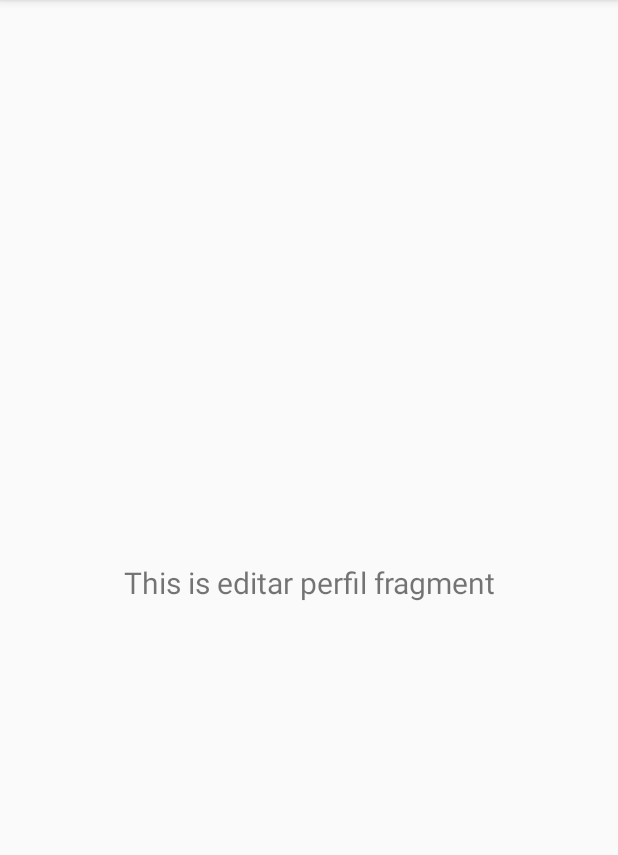
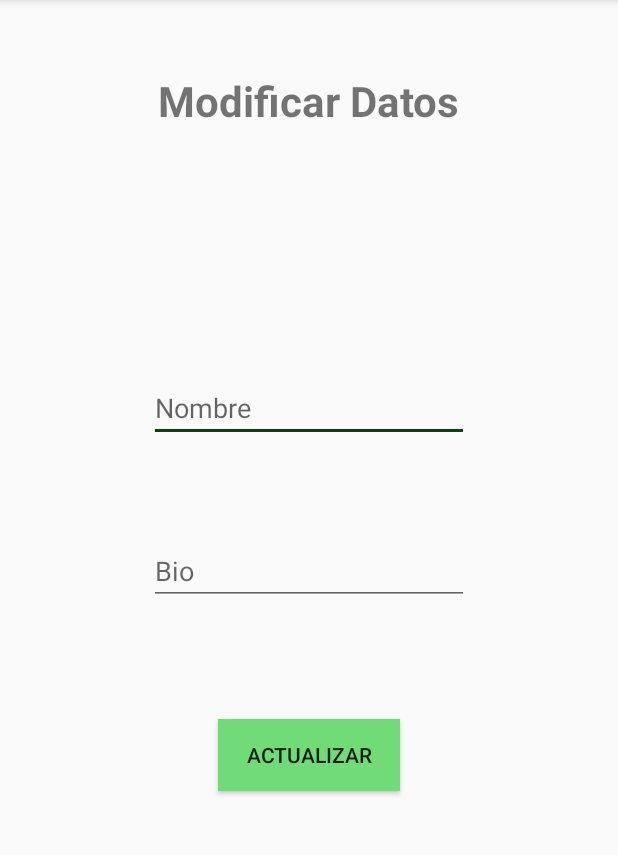
Before and after one commit to IETI-Starsoft/Matchmaking-Android, an Android app: the fragment EditarPerfilFragment shown on its own in the app's theme, on a phone screen of 412 x 824 dp, the part 84-939 px from its top. Run offline under Robolectric (Android 15) with nearby library versions, the phone set to English and light mode, and no system bars; 3 statements that could not run were skipped.

Commit message:
:construction: Edit profile fragment

```diff
--- a/app/src/main/java/edu/escuelaing/matchmaking/network/services/UserService.java
+++ b/app/src/main/java/edu/escuelaing/matchmaking/network/services/UserService.java
@@ -2,7 +2,10 @@ package edu.escuelaing.matchmaking.network.services;
 
 import edu.escuelaing.matchmaking.pojo.User;
 import retrofit2.Call;
+import retrofit2.http.Body;
 import retrofit2.http.GET;
+import retrofit2.http.POST;
+import retrofit2.http.PUT;
 import retrofit2.http.Path;
 
 public interface UserService {
@@ -10,4 +13,7 @@ public interface UserService {
     @GET("api/users/email/{userEmail}")
     Call<User> getUser(@Path("userEmail") String userEmail);
 
+    @PUT("api/users")
+    Call<User> updateUser(@Body User user);
+
 }
--- a/app/src/main/java/edu/escuelaing/matchmaking/ui/menu/fragment/EditarPerfilFragment.java
+++ b/app/src/main/java/edu/escuelaing/matchmaking/ui/menu/fragment/EditarPerfilFragment.java
@@ -4,33 +4,99 @@ import android.os.Bundle;
 import android.view.LayoutInflater;
 import android.view.View;
 import android.view.ViewGroup;
+import android.widget.Button;
 import android.widget.TextView;
 
 import androidx.annotation.NonNull;
 import androidx.annotation.Nullable;
+import androidx.appcompat.widget.AppCompatEditText;
 import androidx.fragment.app.Fragment;
+import androidx.fragment.app.FragmentTransaction;
 import androidx.lifecycle.Observer;
 import androidx.lifecycle.ViewModelProviders;
 
+import com.google.android.material.snackbar.Snackbar;
+import com.google.android.material.textfield.TextInputEditText;
+
+import java.io.IOException;
+import java.util.concurrent.ExecutorService;
+import java.util.concurrent.Executors;
+
 import edu.escuelaing.matchmaking.R;
+import edu.escuelaing.matchmaking.network.RetrofitNetwork;
+import edu.escuelaing.matchmaking.pojo.User;
+import edu.escuelaing.matchmaking.storage.Storage;
 import edu.escuelaing.matchmaking.ui.menu.viewmodel.EditarPerfilViewModel;
+import edu.escuelaing.matchmaking.ui.utils.StringUtils;
+import retrofit2.Call;
+import retrofit2.Response;
 
 public class EditarPerfilFragment extends Fragment{
 
     private EditarPerfilViewModel editarPerfilViewModel;
 
+    private final ExecutorService executorService = Executors.newFixedThreadPool( 1 );
+
     public View onCreateView(@NonNull LayoutInflater inflater,
                              ViewGroup container, Bundle savedInstanceState) {
+        Storage storage = new Storage(getContext());
+        final RetrofitNetwork retrofitNetwork = new RetrofitNetwork(storage.getToken());
         editarPerfilViewModel =
                 ViewModelProviders.of(this).get(EditarPerfilViewModel.class);
-        View root = inflater.inflate(R.layout.fragment_editar_perfil, container, false);
-        final TextView textView = root.findViewById(R.id.text_editar_perfil);
-        editarPerfilViewModel.getText().observe(getViewLifecycleOwner(), new Observer<String>() {
+        editarPerfilViewModel.setRetrofitNetwork(retrofitNetwork);
+        editarPerfilViewModel.setUserEmail(storage.getEmail());
+        final View root = inflater.inflate(R.layout.fragment_editar_perfil, container, false);
+        final TextInputEditText userNameText = root.findViewById(R.id.editName);
+        final AppCompatEditText userBioText = root.findViewById(R.id.editBio);
+        Button updateButton = root.findViewById(R.id.update_button);
+
+        editarPerfilViewModel.getUserNameText().observe(getViewLifecycleOwner(), new Observer<String>() {
             @Override
-            public void onChanged(@Nullable String s) {
-                textView.setText(s);
+            public void onChanged(String s) {
+                userNameText.setHint(s);
             }
         });
+
+        editarPerfilViewModel.getUserBioText().observe(getViewLifecycleOwner(), new Observer<String>() {
+            @Override
+            public void onChanged(String s) {
+               userBioText.setHint(s);
+            }
+        });
+
+        updateButton.setOnClickListener(new View.OnClickListener() {
+            public void onClick(View v) {
+                final String name = userNameText.getText().toString();
+                final String bio = userBioText.getText().toString();
+                if (name.isEmpty() && bio.isEmpty() ) {
+                    userNameText.setError(getString(R.string.campo_vacio));
+                    userBioText.setError(getString(R.string.campo_vacio));
+                }
+                else {
+                    executorService.execute(new Runnable() {
+                        @Override
+                        public void run() {
+                            String info = "¡Datos actualizados!";
+                            Snackbar snackBar = Snackbar.make(getActivity().findViewById(R.id.drawer_layout),
+                                    info, Snackbar.LENGTH_LONG);
+                            try {
+                                editarPerfilViewModel.updateUserData(name, bio);
+                            } catch (IOException e) {
+                                e.printStackTrace();
+                                snackBar.setText("Error actualizando datos.");
+                                View snackbarView = snackBar.getView();
+                                snackbarView.setBackgroundColor(getResources().getColor(R.color.errorSnackbar));
+                            }
+                            snackBar.show();
+                        }
+                    });
+
+                }
+            }
+        });
+
         return root;
     }
+
+
 }
--- a/app/src/main/java/edu/escuelaing/matchmaking/ui/menu/viewmodel/EditarPerfilViewModel.java
+++ b/app/src/main/java/edu/escuelaing/matchmaking/ui/menu/viewmodel/EditarPerfilViewModel.java
@@ -4,16 +4,78 @@ import androidx.lifecycle.LiveData;
 import androidx.lifecycle.MutableLiveData;
 import androidx.lifecycle.ViewModel;
 
-public class EditarPerfilViewModel extends ViewModel{
+import java.io.IOException;
+import java.util.concurrent.ExecutorService;
+import java.util.concurrent.Executors;
 
-    private MutableLiveData<String> mText;
+import edu.escuelaing.matchmaking.network.RetrofitNetwork;
+import edu.escuelaing.matchmaking.pojo.User;
+import retrofit2.Call;
+import retrofit2.Response;
+
+public class EditarPerfilViewModel extends ViewModel {
+
+    private MutableLiveData<String> userName;
+
+    private MutableLiveData<String> userBio;
+
+    private RetrofitNetwork retrofitNetwork;
+
+    private String userEmail;
+
+    private final ExecutorService executorService = Executors.newFixedThreadPool(1);
 
     public EditarPerfilViewModel() {
-        mText = new MutableLiveData<>();
-        mText.setValue("This is editar perfil fragment");
+        userName = new MutableLiveData<>();
+        userBio = new MutableLiveData<>();
     }
 
-    public LiveData<String> getText() {
-        return mText;
+    public LiveData<String> getUserNameText() {
+        return userName;
     }
+
+    public LiveData<String> getUserBioText() {
+        return userBio;
+    }
+
+    public void setRetrofitNetwork(RetrofitNetwork retrofitNetwork) {
+        this.retrofitNetwork = retrofitNetwork;
+        update();
+    }
+
+    private void update() {
+        executorService.execute(new Runnable() {
+            @Override
+            public void run() {
+                Call<User> call = retrofitNetwork.getUserService().getUser(userEmail);
+                try {
+                    Response<User> response = call.execute();
+                    User user = response.body();
+                    userName.postValue(user.getFirstName() + " " + user.getLastName());
+                    userBio.postValue("Bio"); // CHANGE
+                } catch (IOException e) {
+                    e.printStackTrace();
+                }
+            }
+        });
+    }
+
+    public void updateUserData(String name, String bio) throws IOException {
+        Call<User> callUser = retrofitNetwork.getUserService().getUser(userEmail);
+        User user = callUser.execute().body();
+        if (!name.isEmpty()){
+            user.setFirstName(name);
+            user.setLastName("");
+        }
+        if (!bio.isEmpty()){
+            //user.setBio
+        }
+        Call<User> callUpdate = retrofitNetwork.getUserService().updateUser(user);
+        Response<User> response = callUpdate.execute();
+    }
+
+    public void setUserEmail(String userEmail) {
+        this.userEmail = userEmail;
+    }
+
 }
--- a/app/src/main/res/layout/fragment_editar_perfil.xml
+++ b/app/src/main/res/layout/fragment_editar_perfil.xml
@@ -8,21 +8,50 @@
     xmlns:tools="http://schemas.android.com/tools"
     tools:context=".ui.menu.fragment.AmigosFragment">
 
-
-
-
     <TextView
-        android:id="@+id/text_editar_perfil"
-        android:layout_width="match_parent"
+        android:id="@+id/textView3"
+        android:layout_width="wrap_content"
         android:layout_height="wrap_content"
-        android:layout_marginStart="8dp"
-        android:layout_marginTop="8dp"
-        android:layout_marginEnd="8dp"
-        android:textAlignment="center"
-        android:textSize="20sp"
+        android:text="@string/editar_perfil"
+        android:textSize="28sp"
+        android:textStyle="bold"
         app:layout_constraintBottom_toBottomOf="parent"
         app:layout_constraintEnd_toEndOf="parent"
         app:layout_constraintStart_toStartOf="parent"
-        app:layout_constraintTop_toTopOf="parent" />
+        app:layout_constraintTop_toTopOf="parent"
+        app:layout_constraintVertical_bias="0.066" />
 
+    <com.google.android.material.textfield.TextInputEditText
+        android:id="@+id/editName"
+        android:layout_width="213dp"
+        android:layout_height="45dp"
+        android:layout_marginTop="100dp"
+        android:hint="@string/nombre"
+        app:layout_constraintBottom_toTopOf="@+id/editBio"
+        app:layout_constraintEnd_toEndOf="parent"
+        app:layout_constraintStart_toStartOf="parent"
+        app:layout_constraintTop_toBottomOf="@+id/textView3" />
+
+    <EditText
+        android:id="@+id/editBio"
+        android:layout_width="wrap_content"
+        android:layout_height="wrap_content"
+        android:layout_marginTop="272dp"
+        android:ems="10"
+        android:gravity="start|top"
+        android:inputType="textMultiLine"
+        app:layout_constraintEnd_toEndOf="parent"
+        app:layout_constraintStart_toStartOf="parent"
+        app:layout_constraintTop_toBottomOf="@+id/textView3" />
+
+    <Button
+        android:id="@+id/update_button"
+        android:layout_width="121dp"
+        android:layout_height="0dp"
+        android:layout_marginTop="76dp"
+        android:background="#71db77"
+        android:text="@string/actualizar"
+        app:layout_constraintEnd_toEndOf="parent"
+        app:layout_constraintStart_toStartOf="parent"
+        app:layout_constraintTop_toBottomOf="@+id/editBio" />
 </androidx.constraintlayout.widget.ConstraintLayout>
--- a/app/src/main/res/layout/fragment_perfil.xml
+++ b/app/src/main/res/layout/fragment_perfil.xml
@@ -1,5 +1,6 @@
 <?xml version="1.0" encoding="utf-8"?>
 <androidx.constraintlayout.widget.ConstraintLayout
+    android:id="@+id/perfil_fragment"
     xmlns:android="http://schemas.android.com/apk/res/android" android:layout_width="match_parent"
     android:layout_height="match_parent" xmlns:app="http://schemas.android.com/apk/res-auto"
     xmlns:tools="http://schemas.android.com/tools"
--- a/app/src/main/res/values/strings.xml
+++ b/app/src/main/res/values/strings.xml
@@ -5,9 +5,9 @@
     <string name="password">password</string>
     <string name="login_title">Matchmaking</string>
     <string name="preference_file_key">preferences-file-matchmaking</string>
-    <string name="invalid_email">invalid email</string>
-    <string name="please_enter_a_password">please enter a password</string>
-    <string name="server_error_message">Error connecting to the server. Please try again</string>
+    <string name="invalid_email">Email inválido</string>
+    <string name="please_enter_a_password">Por favor coloque una contraseña</string>
+    <string name="server_error_message">Error de conexión con el servidor. Por favor intente de nuevo.</string>
     <string name="title_activity_main">MainActivity</string>
     <string name="credential_error">Check your credentials</string>
     <string name="options">Options</string>
@@ -32,4 +32,8 @@
     <string name="creditos">Créditos</string>
     <string name="num_amigos">Amigos</string>
     <string name="num_equipos">Equipos</string>
+    <string name="editar_perfil">Modificar Datos</string>
+    <string name="actualizar">Actualizar</string>
+    <string name="nombre">Nombre</string>
+    <string name="campo_vacio">Campo vacío</string>
 </resources>
```
